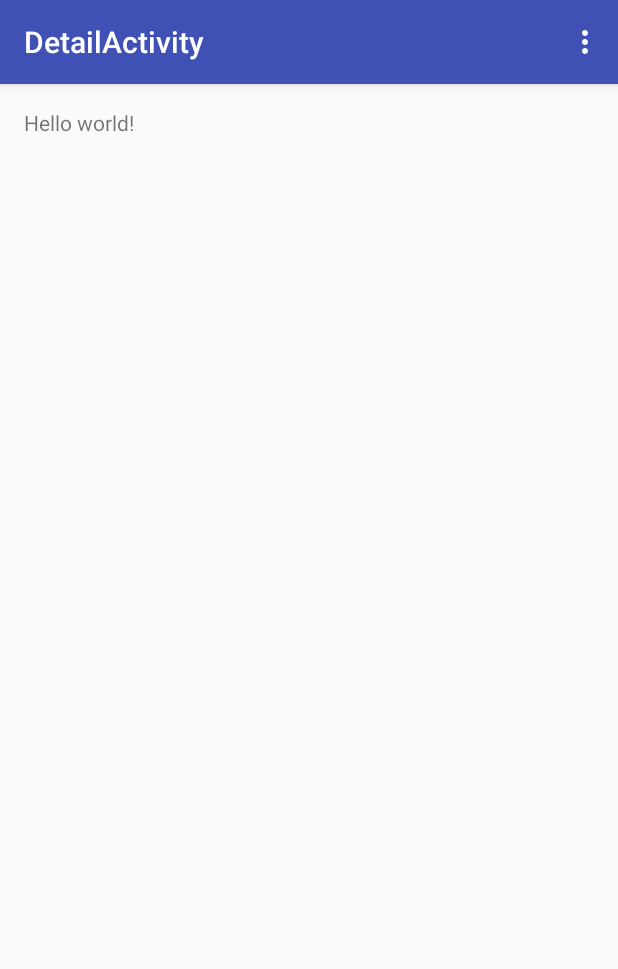
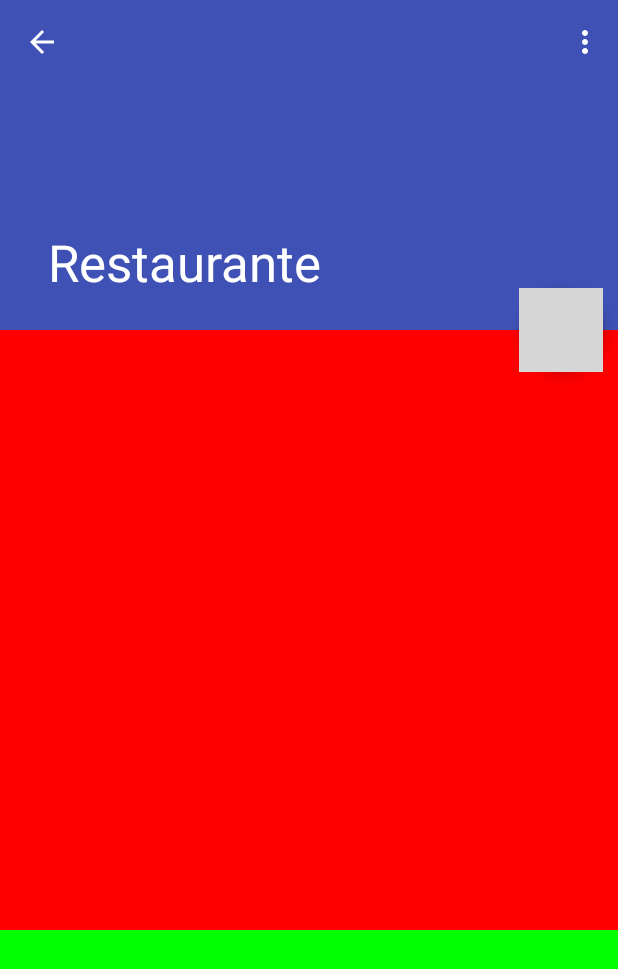
Before and after one commit to milo2005/A2B_Turismo, an Android app: the DetailActivity screen opened directly, with no data from a screen before it, on a phone screen of 412 x 824 dp. Shown: the top 969 px of the screen. Run offline under Robolectric (Android 15) with nearby library versions, the phone set to English and light mode, and no system bars; grey boxes are pictures that could not be loaded.

Commit message:
Implementacion de CoordinatorLayout y CollapsingToolbar

```diff
--- a/app/src/main/AndroidManifest.xml
+++ b/app/src/main/AndroidManifest.xml
@@ -40,7 +40,9 @@
         </activity>
         <activity
             android:name=".DetailActivity"
-            android:label="@string/title_activity_detail" >
+            android:label="@string/title_activity_detail"
+            android:theme="@style/NoAppBar"
+            >
         </activity>
     </application>
 
--- a/app/src/main/java/creati/movil/tuguia/DetailActivity.java
+++ b/app/src/main/java/creati/movil/tuguia/DetailActivity.java
@@ -1,16 +1,29 @@
 package creati.movil.tuguia;
 
+import android.support.design.widget.CollapsingToolbarLayout;
 import android.support.v7.app.AppCompatActivity;
 import android.os.Bundle;
+import android.support.v7.widget.Toolbar;
 import android.view.Menu;
 import android.view.MenuItem;
 
 public class DetailActivity extends AppCompatActivity {
 
+    Toolbar toolbar;
+    CollapsingToolbarLayout collapsingToolbarLayout;
+
     @Override
     protected void onCreate(Bundle savedInstanceState) {
         super.onCreate(savedInstanceState);
         setContentView(R.layout.activity_detail);
+        toolbar = (Toolbar) findViewById(R.id.toolbar);
+        setSupportActionBar(toolbar);
+        getSupportActionBar().setDisplayHomeAsUpEnabled(true);
+
+        collapsingToolbarLayout = (CollapsingToolbarLayout) findViewById(R.id.collapsingToolbar);
+        collapsingToolbarLayout.setTitle("Restaurante");
+
+
     }
 
     @Override
--- a/app/src/main/res/layout/activity_detail.xml
+++ b/app/src/main/res/layout/activity_detail.xml
@@ -1,12 +1,82 @@
 <RelativeLayout xmlns:android="http://schemas.android.com/apk/res/android"
     xmlns:tools="http://schemas.android.com/tools" android:layout_width="match_parent"
-    android:layout_height="match_parent" android:paddingLeft="@dimen/activity_horizontal_margin"
-    android:paddingRight="@dimen/activity_horizontal_margin"
-    android:paddingTop="@dimen/activity_vertical_margin"
-    android:paddingBottom="@dimen/activity_vertical_margin"
+    xmlns:app="http://schemas.android.com/apk/res-auto"
+    android:layout_height="match_parent"
     tools:context="creati.movil.tuguia.DetailActivity">
 
-    <TextView android:text="@string/hello_world" android:layout_width="wrap_content"
-        android:layout_height="wrap_content" />
+    <android.support.design.widget.CoordinatorLayout
+        android:layout_width="match_parent"
+        android:layout_height="match_parent"
+
+        >
+
+        <android.support.v4.widget.NestedScrollView
+            android:layout_width="match_parent"
+            android:layout_height="match_parent"
+            app:layout_behavior="@string/appbar_scrolling_view_behavior"
+            >
+            <LinearLayout
+                android:layout_width="match_parent"
+                android:layout_height="wrap_content"
+                android:orientation="vertical"
+                >
+
+                <View
+                    android:layout_width="match_parent"
+                    android:layout_height="400dp"
+                    android:background="#ff0000"
+                    />
+                <View
+                    android:layout_width="match_parent"
+                    android:layout_height="400dp"
+                    android:background="#00ff00"
+                    />
+                <View
+                    android:layout_width="match_parent"
+                    android:layout_height="400dp"
+                    android:background="#0000ff"
+                    />
+
+            </LinearLayout>
+
+        </android.support.v4.widget.NestedScrollView>
+
+        <android.support.design.widget.AppBarLayout
+            android:id="@+id/appBarLayout"
+            android:layout_width="match_parent"
+            android:layout_height="wrap_content"
+            app:theme="@style/ThemeOverlay.AppCompat.Dark.ActionBar"
+            >
+            <android.support.design.widget.CollapsingToolbarLayout
+                android:id="@+id/collapsingToolbar"
+                android:layout_width="match_parent"
+                android:layout_height="220dp"
+                app:layout_scrollFlags="scroll|enterAlwaysCollapsed|exitUntilCollapsed"
+                >
+                <android.support.v7.widget.Toolbar
+                    android:id="@+id/toolbar"
+                    android:layout_width="match_parent"
+                    android:layout_height="@dimen/abc_action_bar_default_height_material"
+                    app:layout_collapseMode="pin"
+                    />
+            </android.support.design.widget.CollapsingToolbarLayout>
+        </android.support.design.widget.AppBarLayout>
+
+        <android.support.design.widget.FloatingActionButton
+            android:id="@+id/fab"
+            android:layout_width="wrap_content"
+            android:layout_height="wrap_content"
+            android:src="@mipmap/ic_start"
+            android:layout_margin="@dimen/padding_small"
+            app:layout_anchor="@id/appBarLayout"
+            app:layout_anchorGravity="right|bottom"
+            app:layout_scrollFlags="scroll|enterAlways"
+
+
+            />
+
+
+
+    </android.support.design.widget.CoordinatorLayout>
 
 </RelativeLayout>
--- a/app/src/main/res/values-v21/styles.xml
+++ b/app/src/main/res/values-v21/styles.xml
@@ -1,8 +1,10 @@
 <?xml version="1.0" encoding="utf-8"?>
 <resources>
     <style name="NoAppBar" parent="Theme.AppCompat.Light.NoActionBar">
-        <item name="android:windowTranslucentStatus">true</item>
+        <!--<item name="android:windowTranslucentStatus">true</item>-->
         <item name="colorAccent">@color/accent</item>
+        <item name="colorPrimary">@color/primary</item>
+        <item name="colorPrimaryDark">@color/primaryDark</item>
     </style>
 
 </resources>
```
